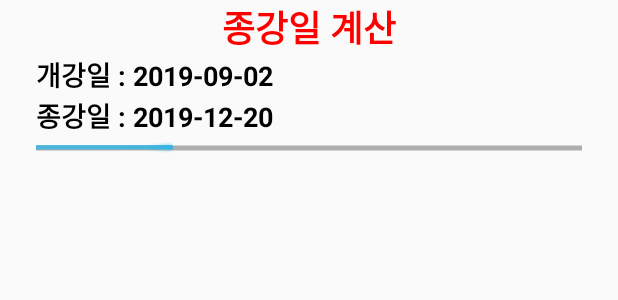
After one commit to Kim-Eun-Bin/sugang-application, an Android app: the layout fragment_home.xml on its own in the app's theme, with its tools: preview values and no code run, on a phone screen of 412 x 824 dp. The commit adds this screen. Shown: the top 300 px of the screen. Run offline under Robolectric (Android 15) with nearby library versions, the phone set to English and light mode, and no system bars.

Commit message:
Progressbar

```diff
--- a/app/build.gradle
+++ b/app/build.gradle
@@ -23,6 +23,7 @@ dependencies {
     implementation fileTree(dir: 'libs', include: ['*.jar'])
     implementation 'androidx.appcompat:appcompat:1.0.2'
     implementation 'androidx.constraintlayout:constraintlayout:1.1.3'
+    implementation 'androidx.legacy:legacy-support-v4:1.0.0'
     testImplementation 'junit:junit:4.12'
     androidTestImplementation 'androidx.test:runner:1.1.1'
     androidTestImplementation 'androidx.test.espresso:espresso-core:3.1.1'
--- /dev/null
+++ b/app/src/main/res/layout/fragment_home.xml
@@ -0,0 +1,49 @@
+<?xml version="1.0" encoding="utf-8"?>
+<FrameLayout xmlns:android="http://schemas.android.com/apk/res/android"
+    xmlns:tools="http://schemas.android.com/tools"
+    android:layout_width="match_parent"
+    android:layout_height="match_parent"
+    tools:context=".HomeFragment">
+
+    <!-- TODO: Update blank fragment layout -->
+    <LinearLayout
+        android:layout_width="match_parent"
+        android:layout_height="match_parent"
+        android:layout_marginHorizontal="24dp"
+        android:orientation="vertical">
+        <TextView
+            android:id="@+id/calculate_final"
+            android:layout_width="match_parent"
+            android:layout_height="wrap_content"
+            android:text="종강일 계산"
+            android:textStyle="bold"
+            android:textSize="24sp"
+            android:textColor="#FF0000"
+            android:gravity = "center_horizontal"/>
+        <TextView
+            android:id="@+id/start_Day"
+            android:layout_width="match_parent"
+            android:layout_height="wrap_content"
+            android:text="개강일 : 2019-09-02 "
+            android:textStyle="bold"
+            android:textColor="#000000"
+            android:textSize="18dp"/>
+        <TextView
+            android:id="@+id/end_Day"
+            android:layout_width="match_parent"
+            android:layout_height="wrap_content"
+            android:text="종강일 : 2019-12-20 "
+            android:textStyle="bold"
+            android:textColor="#000000"
+            android:textSize="18dp"/>
+
+        <ProgressBar
+            android:id="@+id/main_progress_final"
+            android:layout_width="match_parent"
+            android:layout_height="wrap_content"
+            style="@android:style/Widget.Holo.Light.ProgressBar.Horizontal"
+            android:progress="25"/>
+
+    </LinearLayout>
+
+</FrameLayout>
--- a/app/src/main/res/values/strings.xml
+++ b/app/src/main/res/values/strings.xml
@@ -1,3 +1,6 @@
 <resources>
     <string name="app_name">TeamProject</string>
+
+    <!-- TODO: Remove or change this placeholder text -->
+    <string name="hello_blank_fragment">Hello blank fragment</string>
 </resources>
```
Also changed, not shown: app/src/main/AndroidManifest.xml (+0 -9 lines), app/src/main/java/com/tpj/teamproject/AlarmActivity.java (deleted, +0 -42 lines), app/src/main/java/com/tpj/teamproject/MypageActivity.java (deleted, +0 -50 lines), app/src/main/java/com/tpj/teamproject/SugangActivity.java (deleted, +0 -42 lines), app/src/main/res/layout/activity_alarm.xml (deleted, +0 -66 lines), app/src/main/res/layout/activity_main.xml (+45 -2 lines), app/src/main/res/layout/activity_mypage.xml (deleted, +0 -78 lines), app/src/main/res/layout/activity_sugang.xml (deleted, +0 -66 lines).
